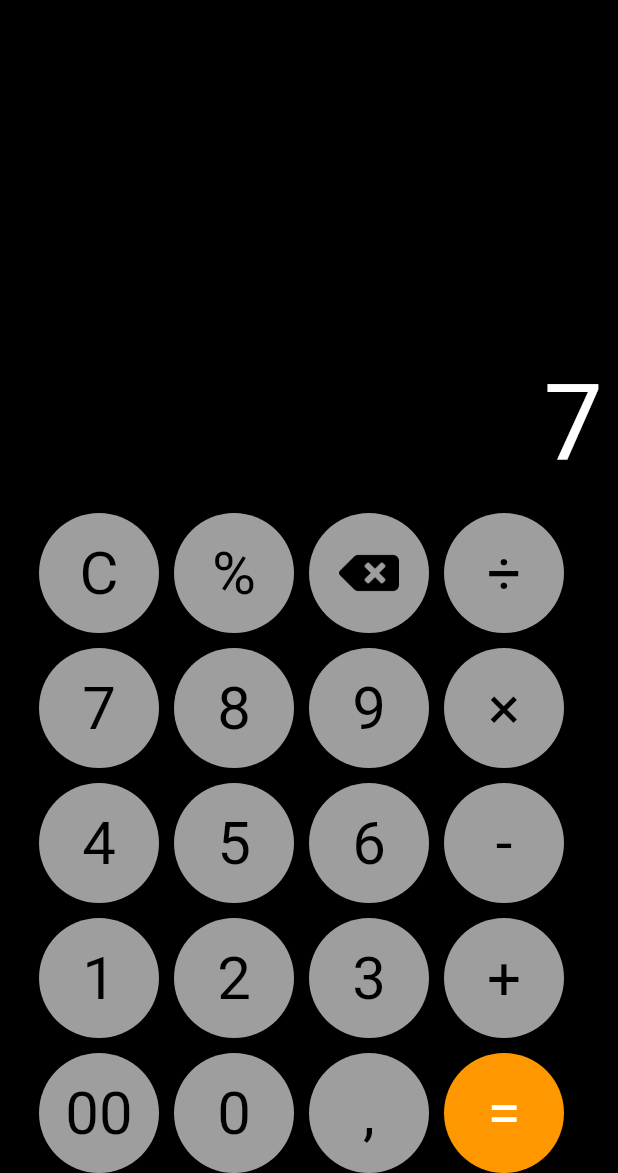
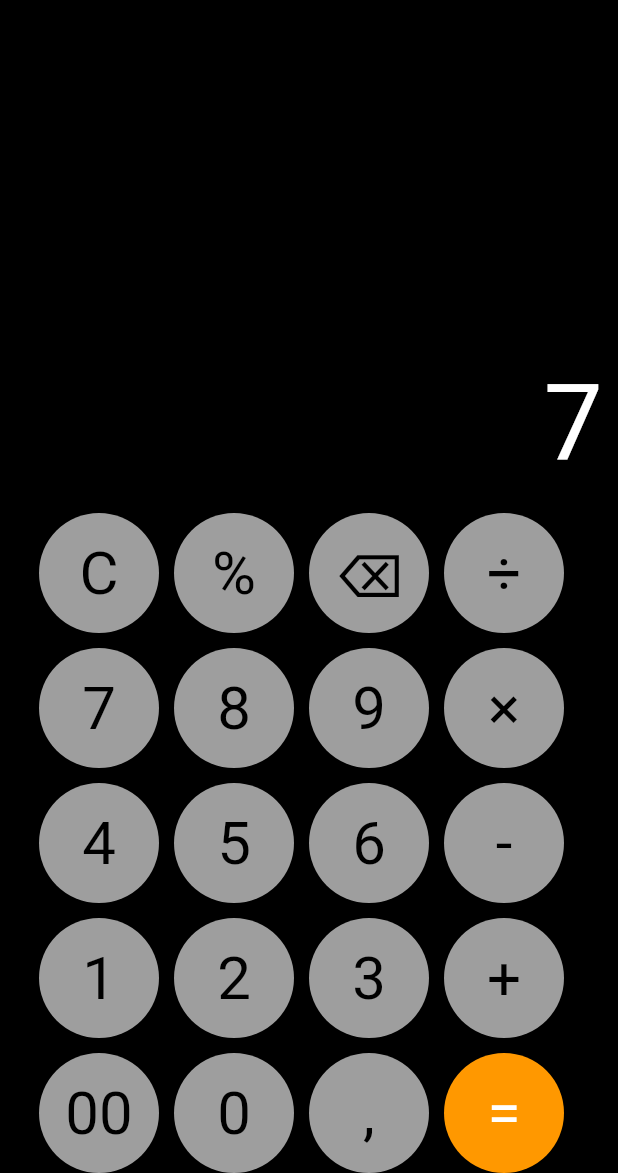
Before and after one commit to maciejsulikowski/calculator, a Flutter app: the screen it shows after launch, after a tap on an icon or button, on a phone screen of 412 x 824 dp, the part 63-1236 px from its top. Run offline on Flutter 3.47's test engine with Material 2 defaults, Android fonts, the phone set to English and light mode, and no system bars.

Commit message:
Add two new functionalities

```diff
--- a/lib/widgets/calculator_widget.dart
+++ b/lib/widgets/calculator_widget.dart
@@ -10,15 +10,15 @@ class Calculator extends StatefulWidget {
 }
 
 class _CalculatorState extends State<Calculator> {
-  var numberText = '0';
-  var numberOne = '0';
-  var numberTwo = '0';
-  var result = '';
+  var equation = '0';
+  var result = '0';
+  var expression = '';
 
   void calculation(String buttonText) {
     if (buttonText == 'C') {
       setState(() {
-        numberText = numberOne;
+        equation = '0';
+        result = '0';
       });
     } else if (buttonText == '0' ||
         buttonText == '1' ||
@@ -31,9 +31,24 @@ class _CalculatorState extends State<Calculator> {
         buttonText == '8' ||
         buttonText == '9') {
       setState(() {
-        numberText = numberText.replaceFirst('0', '') + buttonText;
+        if (equation == '0') {
+          equation = buttonText;
+          result = equation;
+        } else {
+          equation = equation + buttonText;
+          result = equation;
+        }
       });
+    } else if (buttonText == '⌫') {
+      setState(() {
+        equation = equation.substring(0, equation.length - 1);
+      });
+      if (equation == '') {
+        equation = '0';
+      }
     }
+
+
   }
 
   @override
@@ -50,23 +65,6 @@ class _CalculatorState extends State<Calculator> {
             buttonText,
             style: TextStyle(
                 fontSize: 40, fontWeight: FontWeight.normal, color: textColor),
-          ),
-        ),
-      );
-    }
-
-    Widget buttonIcon(Color buttonCollor, Color textColor) {
-      return InkWell(
-        onTap: () {},
-        child: CircleAvatar(
-          backgroundColor: buttonCollor,
-          radius: 40,
-          child: CircleAvatar(
-            backgroundColor: buttonCollor,
-            radius: 20,
-            child: Image.asset(
-              'images/back_icon.png',
-            ),
           ),
         ),
       );
@@ -89,7 +87,7 @@ class _CalculatorState extends State<Calculator> {
             Padding(
               padding: const EdgeInsets.only(right: 10.0),
               child: Text(
-                numberText,
+                equation,
                 style: const TextStyle(color: Colors.white, fontSize: 70),
               ),
             ),
@@ -107,7 +105,7 @@ class _CalculatorState extends State<Calculator> {
                 const SizedBox(
                   width: 10,
                 ),
-                buttonIcon(Colors.grey, Colors.black),
+                button('⌫', Colors.grey, Colors.black),
                 const SizedBox(
                   width: 10,
                 ),
--- a/pubspec.yaml
+++ b/pubspec.yaml
@@ -35,6 +35,7 @@ dependencies:
   # The following adds the Cupertino Icons font to your application.
   # Use with the CupertinoIcons class for iOS style icons.
   cupertino_icons: ^1.0.2
+  math_expressions: ^2.4.0
 
 dev_dependencies:
   flutter_test:
```
Also changed, not shown: pubspec.lock.
